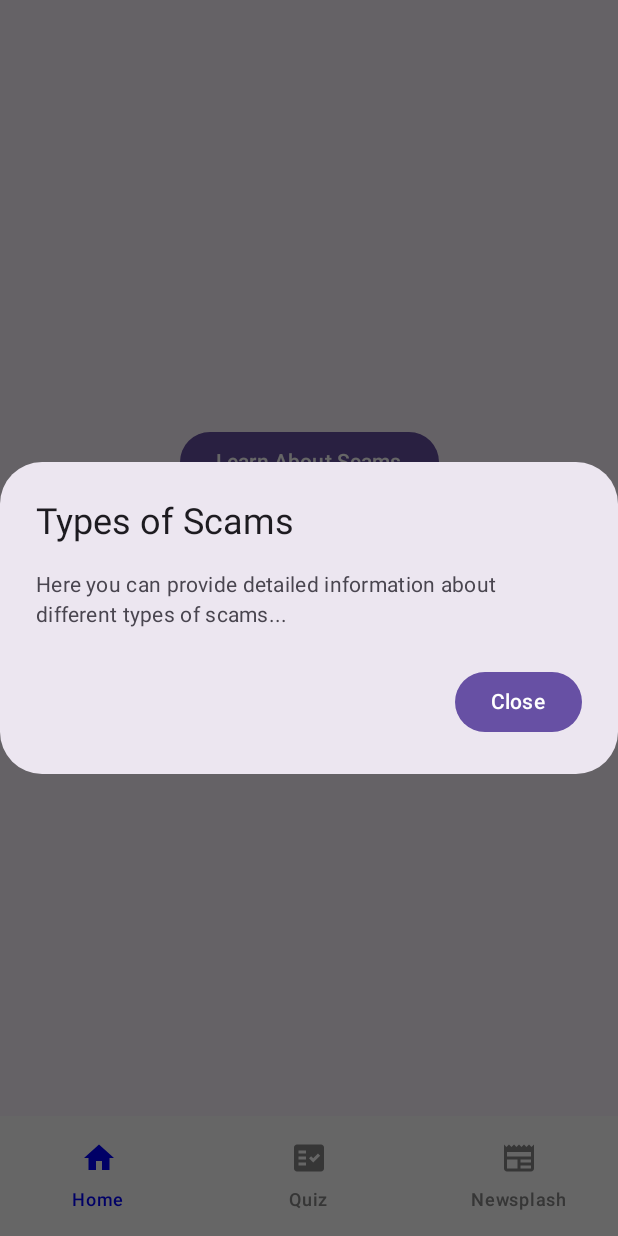
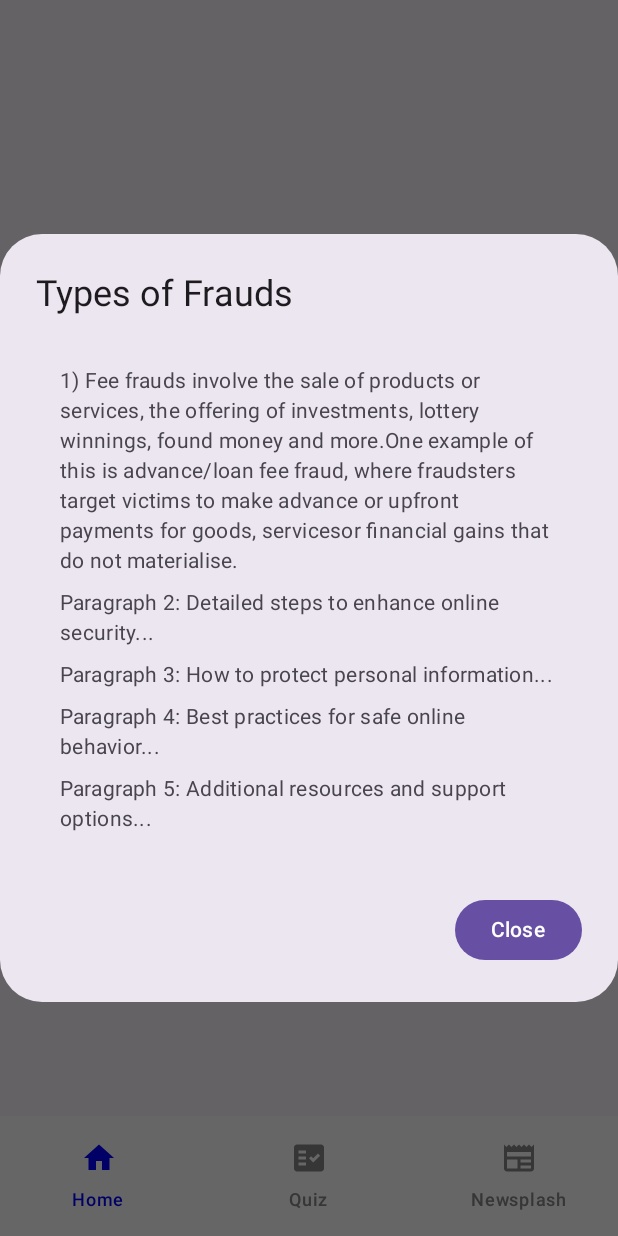
Before and after one commit to melly19/DolFin, an Android app built with Jetpack Compose: the screen it shows after launch (MainActivity), after a tap on "Learn About Scams", on a phone screen of 412 x 824 dp. Run offline under Robolectric (Android 15) with nearby library versions, the phone set to English and light mode, and no system bars.

Commit message:
Added more info into the popups

```diff
--- a/app/src/main/java/com/example/dolfin/ui/components/ScamsInfoDialog.kt
+++ b/app/src/main/java/com/example/dolfin/ui/components/ScamsInfoDialog.kt
@@ -1,9 +1,17 @@
 package com.example.dolfin.ui.components
 
+import androidx.compose.foundation.layout.*
+import androidx.compose.foundation.rememberScrollState
+import androidx.compose.foundation.verticalScroll
 import androidx.compose.material3.AlertDialog
 import androidx.compose.material3.Button
 import androidx.compose.material3.Text
 import androidx.compose.runtime.Composable
+import androidx.compose.ui.Modifier
+import androidx.compose.ui.unit.dp
+import androidx.compose.ui.text.SpanStyle
+import androidx.compose.ui.text.buildAnnotatedString
+import androidx.compose.ui.text.font.FontWeight
 
 
 @Composable
@@ -15,7 +23,28 @@ fun ScamsInfoDialog(onDismiss: () -> Unit) {
                 Text("Close")
             }
         },
-        title = { Text("Types of Scams") },
-        text = { Text("Here you can provide detailed information about different types of scams...") }
+        title = { Text("Types of Frauds") },
+        text = {
+            Column(
+                modifier = Modifier
+                    .fillMaxWidth()
+                    .verticalScroll(rememberScrollState())
+                    .padding(16.dp)
+            ) {
+                Text(
+                    "1) Fee frauds involve the sale of products or services, the offering of investments, lottery winnings, found money and more." +
+                            "One example of this is advance/loan fee fraud, where fraudsters target victims to make advance or upfront payments for goods, services" +
+                            "or financial gains that do not materialise."
+                )
+                Spacer(modifier = Modifier.height(8.dp))
+                Text("Paragraph 2: Detailed steps to enhance online security...")
+                Spacer(modifier = Modifier.height(8.dp))
+                Text("Paragraph 3: How to protect personal information...")
+                Spacer(modifier = Modifier.height(8.dp))
+                Text("Paragraph 4: Best practices for safe online behavior...")
+                Spacer(modifier = Modifier.height(8.dp))
+                Text("Paragraph 5: Additional resources and support options...")
+            }
+        }
     )
 }
```
Also changed, not shown: app/src/main/java/com/example/dolfin/ui/components/SeekHelpDialog.kt (+57 -1 lines).
